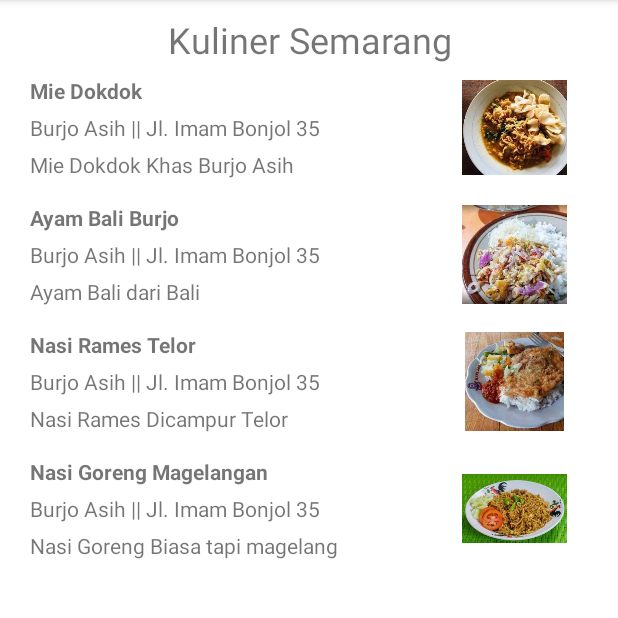
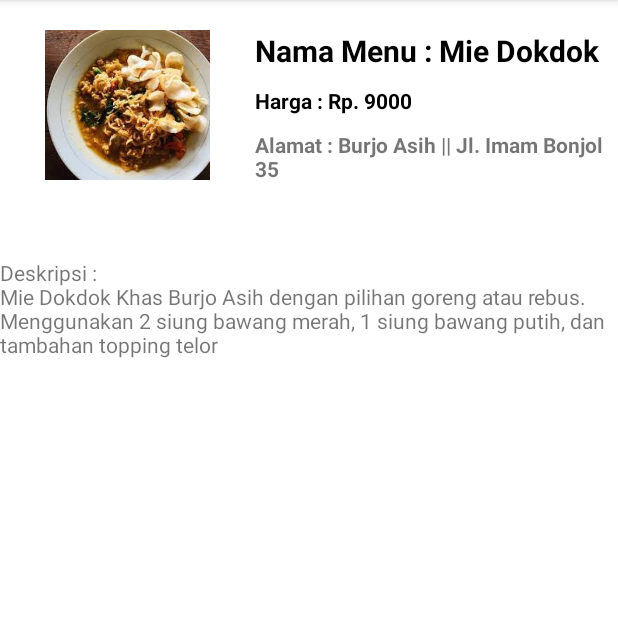
Before and after one commit to dedefaizzz/Menu-makanan-PPB, an Android app: the screen it shows after launch (MainActivity before the commit, DetailActivity after it), after a tap on "Mie Dokdok", on a phone screen of 412 x 824 dp, the part 84-702 px from its top. Run offline under Robolectric (Android 15) with nearby library versions, the phone set to English and light mode, and no system bars.

Commit message:
Menambahkan activity untuk Detail Menu makanan

```diff
--- a/app/src/main/AndroidManifest.xml
+++ b/app/src/main/AndroidManifest.xml
@@ -14,7 +14,10 @@
         android:theme="@style/Theme.MenuMakanan"
         tools:targetApi="31">
         <activity
-            android:name=".Deskripsi"
+            android:name=".DetailActivity"
+            android:exported="false" />
+        <activity
+            android:name=".DeskripsiMakanan"
             android:exported="false" />
         <activity
             android:name=".MainActivity"
--- a/app/src/main/java/com/example/menumakanan/Deskripsi.java
+++ /dev/null
@@ -1,14 +0,0 @@
-package com.example.menumakanan;
-
-import androidx.appcompat.app.AppCompatActivity;
-
-import android.os.Bundle;
-
-public class Deskripsi extends AppCompatActivity {
-
-    @Override
-    protected void onCreate(Bundle savedInstanceState) {
-        super.onCreate(savedInstanceState);
-        setContentView(R.layout.activity_deskripsi);
-    }
-}
--- /dev/null
+++ b/app/src/main/java/com/example/menumakanan/DetailActivity.java
@@ -0,0 +1,49 @@
+package com.example.menumakanan;
+
+import androidx.appcompat.app.AppCompatActivity;
+
+import android.os.Bundle;
+import android.widget.ImageView;
+import android.widget.TextView;
+
+public class DetailActivity extends AppCompatActivity {
+
+    String nama  = "";
+    String harga = "";
+    String alamat = "";
+    String deskripsi = "";
+    int gambar = 0;
+    TextView txtMakanan, txtHrgMakanan, txtAlmtMakanan, txtDescMakanan;
+    ImageView imgMakanan;
+
+    @Override
+    protected void onCreate(Bundle savedInstanceState) {
+        super.onCreate(savedInstanceState);
+        setContentView(R.layout.activity_detail);
+        Bundle bundle = getIntent().getExtras();
+
+        if (bundle != null)
+        {
+            nama = bundle.getString("nama");
+            harga = bundle.getString("harga");
+            alamat = bundle.getString("alamat");
+            deskripsi = bundle.getString("deskripsi");
+            gambar = bundle.getInt("gambar");
+        }
+
+        txtMakanan = findViewById(R.id.txtMakanan);
+        txtMakanan.setText("Nama Menu : " + nama);
+
+        txtAlmtMakanan = findViewById(R.id.txtAlmtMakanan);
+        txtAlmtMakanan.setText("Alamat : " + alamat);
+
+        txtHrgMakanan = findViewById(R.id.txtHrgMakanan);
+        txtHrgMakanan.setText("Harga : Rp. " + harga);
+
+        txtDescMakanan = findViewById(R.id.txtDescMakanan);
+        txtDescMakanan.setText("Deskripsi : \n" + deskripsi);
+
+        imgMakanan = findViewById(R.id.imgMakanan);
+        imgMakanan.setImageResource(gambar);
+    }
+}
--- a/app/src/main/java/com/example/menumakanan/Kuliner.java
+++ b/app/src/main/java/com/example/menumakanan/Kuliner.java
@@ -1,7 +1,7 @@
 package com.example.menumakanan;
 
 public class Kuliner {
-    private String nama, alamat, deskripsi;
+    private String nama, alamat, deskripsi, harga;
 
     /*
      * image resourcenya menggunakan index int
@@ -10,11 +10,12 @@ public class Kuliner {
     private int id_gambar;
 
     // generate cunstructor
-    public Kuliner(String nama, String alamat, String deskripsi, int id_gambar) {
+    public Kuliner(String nama, String alamat, String deskripsi, int id_gambar, String harga) {
         this.nama = nama;
         this.alamat = alamat;
         this.deskripsi = deskripsi;
         this.id_gambar = id_gambar;
+        this.harga = harga;
     }
 
     // generate getter and setter
@@ -45,4 +46,7 @@ public class Kuliner {
     public void setId_gambar(int id_gambar) {
         this.id_gambar = id_gambar;
     }
+
+    public String getHarga() { return harga; }
+    public void setHarga(String harga) { this.harga = harga; }
 }
--- a/app/src/main/java/com/example/menumakanan/KulinerAdapter.java
+++ b/app/src/main/java/com/example/menumakanan/KulinerAdapter.java
@@ -1,6 +1,7 @@
 package com.example.menumakanan;
 
 import android.content.Context;
+import android.content.Intent;
 import android.view.LayoutInflater;
 import android.view.View;
 import android.view.ViewGroup;
@@ -20,7 +21,9 @@ public class KulinerAdapter extends RecyclerView.Adapter<KulinerAdapter.ViewHold
     private ArrayList<Kuliner> listKuliner;
     public KulinerAdapter(ArrayList<Kuliner> listKuliner) {
         this.listKuliner = listKuliner;
+
     }
+
 
     @NonNull
     @Override
@@ -37,7 +40,8 @@ public class KulinerAdapter extends RecyclerView.Adapter<KulinerAdapter.ViewHold
         Kuliner kuliner = listKuliner.get(position);
         holder.txtNama.setText(kuliner.getNama());
         holder.txtAlamat.setText(kuliner.getAlamat());
-        holder.txtDeskripsi.setText(kuliner.getDeskripsi());
+        holder.txtHarga.setText(kuliner.getHarga());
+        // holder.txtDeskripsi.setText(kuliner.getDeskripsi());
         holder.imgFoto.setImageResource(kuliner.getId_gambar());
         /* image resource bernilai index int
          * berada pada kuliner.java */
@@ -45,7 +49,14 @@ public class KulinerAdapter extends RecyclerView.Adapter<KulinerAdapter.ViewHold
         holder.mainLayout.setOnClickListener(new View.OnClickListener() {
             @Override
             public void onClick(View view) {
-                Toast.makeText(holder.mainLayout.getContext(), kuliner.getDeskripsi(), Toast.LENGTH_LONG).show();
+                Intent intent = new Intent(view.getContext(), DetailActivity.class);
+
+                intent.putExtra("nama", kuliner.getNama());
+                intent.putExtra("harga", kuliner.getHarga());
+                intent.putExtra("alamat", kuliner.getAlamat());
+                intent.putExtra("deskripsi", kuliner.getDeskripsi());
+                intent.putExtra("gambar", kuliner.getId_gambar());
+                view.getContext().startActivity(intent);
             }
         });
     }
@@ -58,7 +69,7 @@ public class KulinerAdapter extends RecyclerView.Adapter<KulinerAdapter.ViewHold
 
     public class ViewHolder extends RecyclerView.ViewHolder {
 
-        public TextView txtNama, txtAlamat, txtDeskripsi;
+        public TextView txtNama, txtAlamat, txtDeskripsi, txtHarga;
         public ImageView imgFoto;
 
         /*
@@ -73,7 +84,8 @@ public class KulinerAdapter extends RecyclerView.Adapter<KulinerAdapter.ViewHold
 
             txtNama = (TextView) itemView.findViewById(R.id.txtNama);
             txtAlamat = (TextView) itemView.findViewById(R.id.txtAlamat);
-            txtDeskripsi = (TextView) itemView.findViewById(R.id.txtDeskripsi);
+            txtHarga = (TextView) itemView.findViewById(R.id.txtHarga);
+            // txtDeskripsi = (TextView) itemView.findViewById(R.id.txtDeskripsi);
             imgFoto = (ImageView) itemView.findViewById(R.id.imgFoto);
             mainLayout = (ConstraintLayout) itemView.findViewById(R.id.mainLayout);
         }
--- a/app/src/main/java/com/example/menumakanan/MainActivity.java
+++ b/app/src/main/java/com/example/menumakanan/MainActivity.java
@@ -4,11 +4,12 @@ import androidx.appcompat.app.AppCompatActivity;
 import androidx.recyclerview.widget.LinearLayoutManager;
 import androidx.recyclerview.widget.RecyclerView;
 
+import android.content.Intent;
 import android.os.Bundle;
 
 import java.util.ArrayList;
 
-public class MainActivity extends AppCompatActivity {
+public class MainActivity extends AppCompatActivity{
 
     // diperlukan juga array list untuk menampung data yang digunakan di recycler view
     private ArrayList<Kuliner> listKuliner;
@@ -33,23 +34,27 @@ public class MainActivity extends AppCompatActivity {
         this.listKuliner = new ArrayList<>();
         listKuliner.add(new Kuliner("Mie Dokdok",
                 "Burjo Asih || Jl. Imam Bonjol 35",
-                "Mie Dokdok Khas Burjo Asih",
-                R.drawable.mie));
+                "Mie Dokdok Khas Burjo Asih dengan pilihan goreng atau rebus. Menggunakan 2 siung bawang merah, 1 siung bawang putih, dan tambahan topping telor",
+                R.drawable.mie,
+                "9000"));
 
         listKuliner.add(new Kuliner("Ayam Bali Burjo",
                 "Burjo Asih || Jl. Imam Bonjol 35",
-                "Ayam Bali dari Bali",
-                R.drawable.ayambali));
+                "Ayam Burjo Bali dari Bali dengan geprekan ayam broiler yang sudah di goreng tepung, bisa memilih level pedas",
+                R.drawable.ayambali,
+                "12000"));
 
         listKuliner.add(new Kuliner("Nasi Rames Telor",
                 "Burjo Asih || Jl. Imam Bonjol 35",
-                "Nasi Rames Dicampur Telor",
-                R.drawable.telor));
+                "Nasi Rames Dicampur Telor + kacang panjang",
+                R.drawable.telor,
+                "10000"));
 
         listKuliner.add(new Kuliner("Nasi Goreng Magelangan",
                 "Burjo Asih || Jl. Imam Bonjol 35",
-                "Nasi Goreng Biasa tapi magelang",
-                R.drawable.nasgor));
+                "Nasi Goreng Biasa tapi magelang khas Burjo Asih, bisa pilih level pedas",
+                R.drawable.nasgor,
+                "10000"));
 
         /*
          * Dari drawable nya mengambil resource yang digenerate
--- a/app/src/main/res/layout/activity_deskripsi.xml
+++ /dev/null
@@ -1,17 +0,0 @@
-<?xml version="1.0" encoding="utf-8"?>
-<androidx.constraintlayout.widget.ConstraintLayout xmlns:android="http://schemas.android.com/apk/res/android"
-    xmlns:app="http://schemas.android.com/apk/res-auto"
-    xmlns:tools="http://schemas.android.com/tools"
-    android:layout_width="match_parent"
-    android:layout_height="match_parent"
-    tools:context=".Deskripsi">
-
-    <TextView
-        android:id="@+id/textView"
-        android:layout_width="wrap_content"
-        android:layout_height="wrap_content"
-        android:text="Deskripsi Makanan"
-        app:layout_constraintEnd_toEndOf="parent"
-        app:layout_constraintStart_toStartOf="parent"
-        app:layout_constraintTop_toTopOf="parent" />
-</androidx.constraintlayout.widget.ConstraintLayout>
--- /dev/null
+++ b/app/src/main/res/layout/activity_detail.xml
@@ -0,0 +1,73 @@
+<?xml version="1.0" encoding="utf-8"?>
+<androidx.constraintlayout.widget.ConstraintLayout xmlns:android="http://schemas.android.com/apk/res/android"
+    xmlns:app="http://schemas.android.com/apk/res-auto"
+    xmlns:tools="http://schemas.android.com/tools"
+    android:layout_width="match_parent"
+    android:layout_height="match_parent"
+    tools:context=".DetailActivity">
+
+    <ImageView
+        android:id="@+id/imgMakanan"
+        android:layout_width="150dp"
+        android:layout_height="100dp"
+        android:layout_marginStart="10dp"
+        android:layout_marginTop="20dp"
+        app:layout_constraintStart_toStartOf="parent"
+        app:layout_constraintTop_toTopOf="parent"
+        tools:srcCompat="@tools:sample/avatars" />
+
+    <TextView
+        android:id="@+id/txtMakanan"
+        android:layout_width="0dp"
+        android:layout_height="wrap_content"
+        android:layout_marginStart="10dp"
+        android:layout_marginTop="20dp"
+        android:text="TextView"
+        android:textColor="@color/black"
+        android:textSize="20sp"
+        android:textStyle="bold"
+        app:layout_constraintEnd_toEndOf="parent"
+        app:layout_constraintHorizontal_bias="0"
+        app:layout_constraintStart_toEndOf="@+id/imgMakanan"
+        app:layout_constraintTop_toTopOf="parent" />
+
+    <TextView
+        android:id="@+id/txtHrgMakanan"
+        android:layout_width="0dp"
+        android:layout_height="wrap_content"
+        android:layout_marginStart="10dp"
+        android:layout_marginTop="10dp"
+        android:text="TextView"
+        android:textColor="@color/black"
+        android:textSize="14sp"
+        android:textStyle="bold"
+        app:layout_constraintEnd_toEndOf="parent"
+        app:layout_constraintHorizontal_bias="0"
+        app:layout_constraintStart_toEndOf="@+id/imgMakanan"
+        app:layout_constraintTop_toBottomOf="@+id/txtMakanan" />
+
+    <TextView
+        android:id="@+id/txtAlmtMakanan"
+        android:layout_width="0dp"
+        android:layout_height="wrap_content"
+        android:layout_marginStart="10dp"
+        android:layout_marginTop="10dp"
+        android:text="TextView"
+        android:textSize="14sp"
+        android:textStyle="bold"
+        app:layout_constraintEnd_toEndOf="parent"
+        app:layout_constraintStart_toEndOf="@+id/imgMakanan"
+        app:layout_constraintTop_toBottomOf="@+id/txtHrgMakanan" />
+
+    <TextView
+        android:id="@+id/txtDescMakanan"
+        android:layout_width="0dp"
+        android:layout_height="wrap_content"
+        android:layout_marginTop="52dp"
+        android:text="TextView"
+        android:textSize="14sp"
+        app:layout_constraintEnd_toEndOf="parent"
+        app:layout_constraintHorizontal_bias="0.0"
+        app:layout_constraintStart_toStartOf="parent"
+        app:layout_constraintTop_toBottomOf="@+id/imgMakanan" />
+</androidx.constraintlayout.widget.ConstraintLayout>
--- a/app/src/main/res/layout/item_kuliner.xml
+++ b/app/src/main/res/layout/item_kuliner.xml
@@ -40,14 +40,14 @@
         tools:srcCompat="@tools:sample/avatars" />
 
     <TextView
-        android:id="@+id/txtDeskripsi"
+        android:id="@+id/txtHarga"
         android:layout_width="wrap_content"
         android:layout_height="wrap_content"
         android:layout_marginStart="10dp"
         android:layout_marginTop="5dp"
-        android:layout_marginBottom="8dp"
         android:text="TextView"
         app:layout_constraintBottom_toBottomOf="parent"
         app:layout_constraintStart_toStartOf="parent"
         app:layout_constraintTop_toBottomOf="@id/txtAlamat" />
+
 </androidx.constraintlayout.widget.ConstraintLayout>
```
